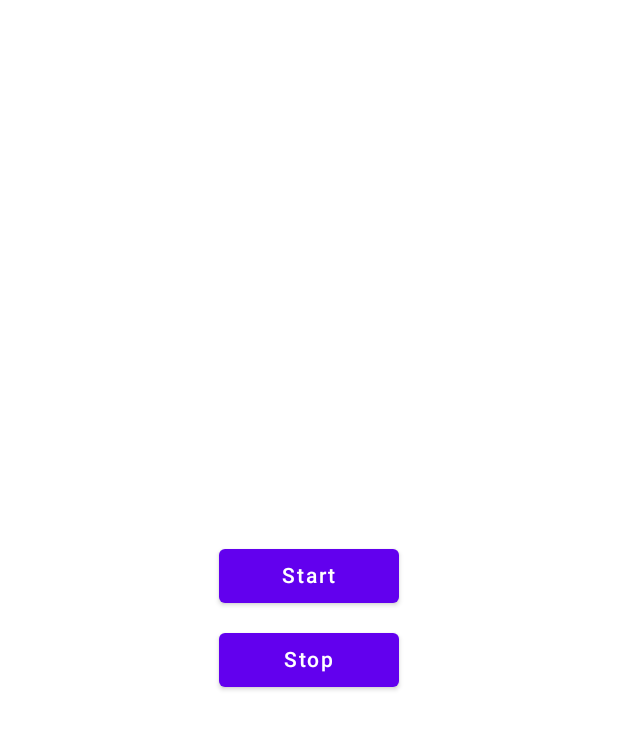
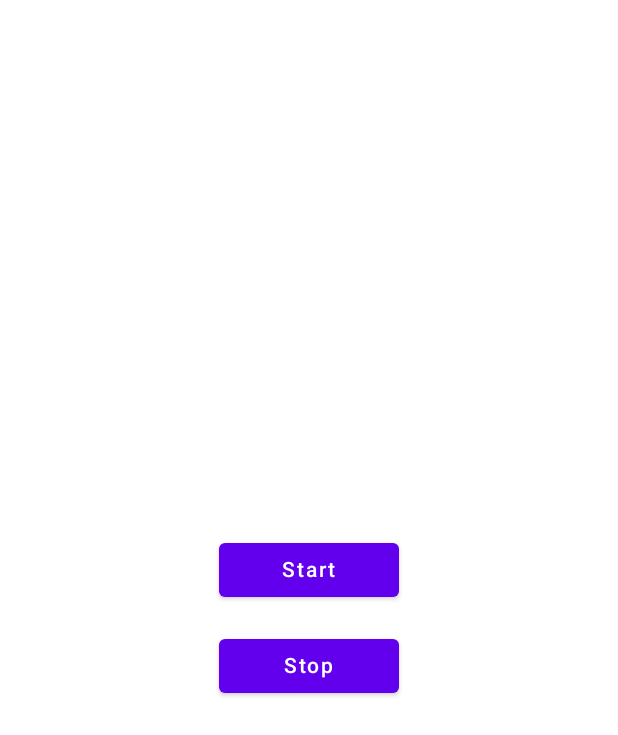
Before and after one commit to crakaC/MediaProjectionSample, an Android app built with Jetpack Compose: the screen it shows after launch (MainActivity), on a phone screen of 412 x 824 dp. Shown: the top 735 px of the screen. Run offline under Robolectric (Android 15) with nearby library versions, the phone set to English and light mode, and no system bars.

Commit message:
minor fix

```diff
--- a/app/src/main/java/com/crakac/mediaprojectionsample/MainActivity.kt
+++ b/app/src/main/java/com/crakac/mediaprojectionsample/MainActivity.kt
@@ -12,7 +12,6 @@ import androidx.activity.compose.setContent
 import androidx.activity.result.contract.ActivityResultContracts
 import androidx.compose.foundation.layout.*
 import androidx.compose.material.Button
-import androidx.compose.material.MaterialTheme
 import androidx.compose.material.Surface
 import androidx.compose.material.Text
 import androidx.compose.ui.Alignment.Companion.CenterHorizontally
@@ -67,10 +66,7 @@ class MainActivity : ComponentActivity() {
 
         setContent {
             MyTheme {
-                Surface(
-                    modifier = Modifier.fillMaxSize(),
-                    color = MaterialTheme.colors.background
-                ) {
+                Surface {
                     Column(
                         modifier = Modifier.fillMaxSize(),
                         verticalArrangement = Arrangement.Center
@@ -83,7 +79,7 @@ class MainActivity : ComponentActivity() {
                         ) {
                             Text(text = "Start")
                         }
-                        Spacer(Modifier.height(8.dp))
+                        Spacer(Modifier.height(16.dp))
                         Button(
                             modifier = Modifier
                                 .width(120.dp)
--- a/app/src/main/java/com/crakac/mediaprojectionsample/ScreenRecordService.kt
+++ b/app/src/main/java/com/crakac/mediaprojectionsample/ScreenRecordService.kt
@@ -16,7 +16,6 @@ import android.net.Uri
 import android.os.Environment
 import android.os.IBinder
 import android.provider.MediaStore
-import android.util.Log
 import com.crakac.mediaprojectionsample.encoder.MyMediaRecorder
 import java.text.SimpleDateFormat
 import java.util.*
@@ -113,12 +112,10 @@ class ScreenRecordService : Service() {
         contentResolver.update(contentUri, values, null, null)
     }
 
-    private val sdf = SimpleDateFormat("yyyyMMdd_HHmmss", Locale.getDefault())
     private fun createContentUri(): Uri {
+        val sdf = SimpleDateFormat("yyyyMMdd_HHmmss", Locale.getDefault())
         val formattedTime = sdf.format(Date())
         val filename = "$formattedTime.mp4"
-        Log.i(TAG, "outputFilePath: $filename")
-
         val values = ContentValues().apply {
             put(MediaStore.Video.Media.DISPLAY_NAME, filename)
             put(MediaStore.Video.Media.TITLE, filename)
```
